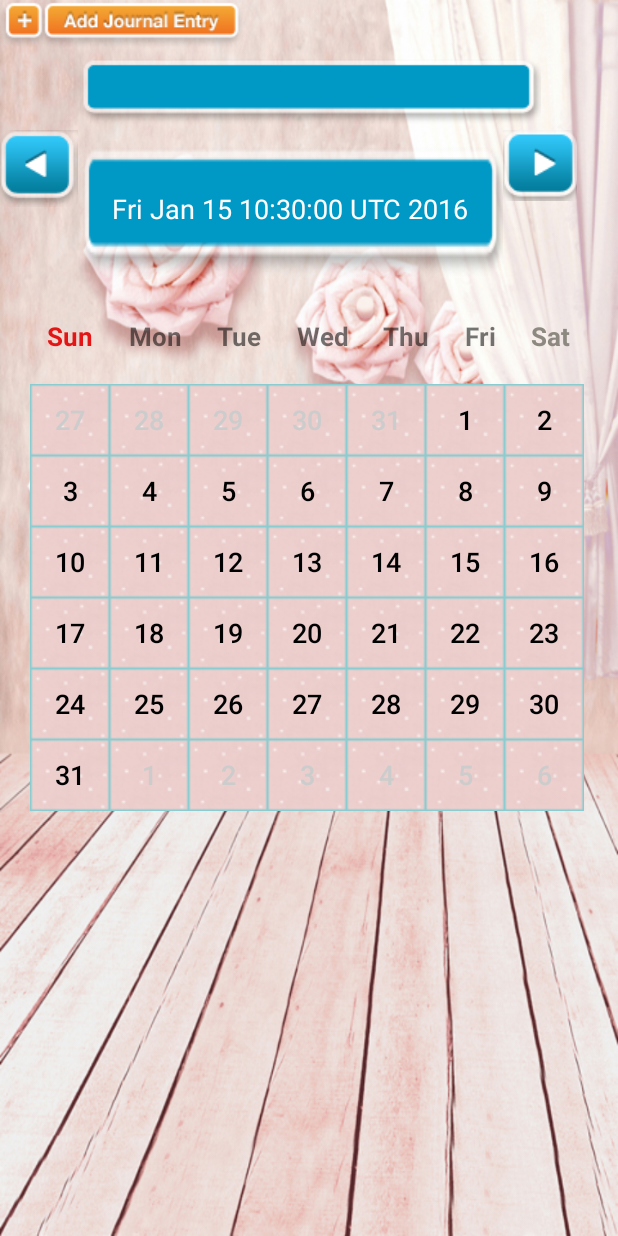
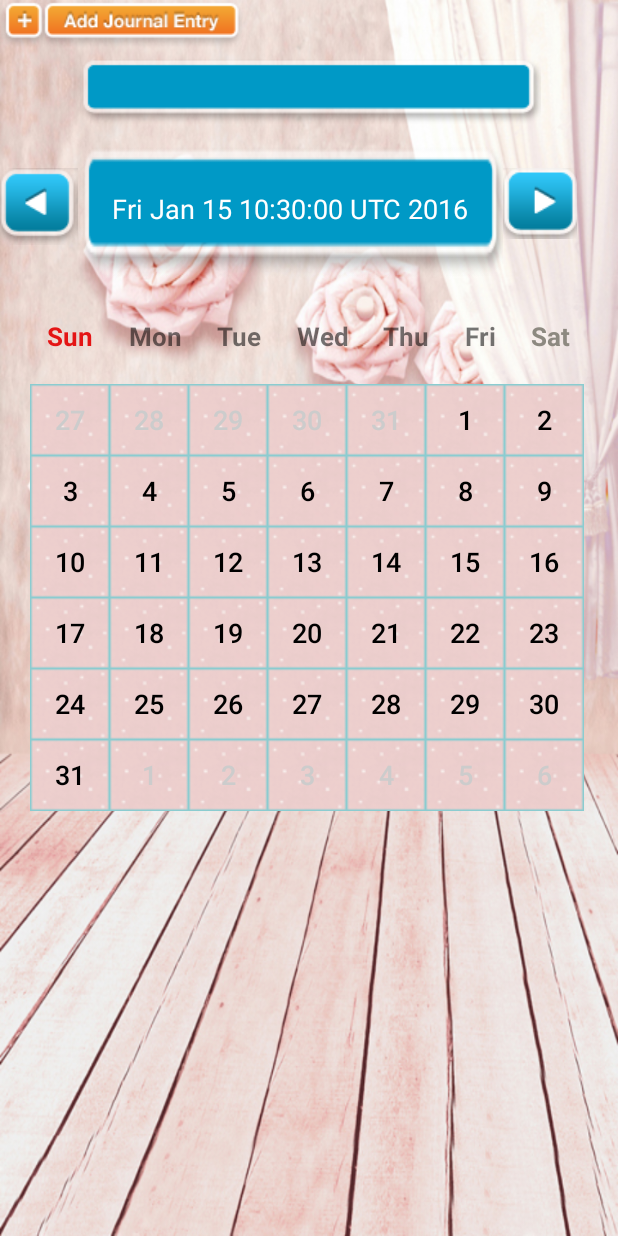
Before and after one commit to sirinrat-3010/Solendar_2, an Android app: the screen it shows after launch (MainActivity), on a phone screen of 412 x 824 dp. Run offline under Robolectric (Android 15) with nearby library versions, the light colour scheme and no system bars.

Commit message:
ก่อนลบเซริส

```diff
--- a/app/src/main/java/rtc/amornrat/sirinrat/solendar/MainActivity.java
+++ b/app/src/main/java/rtc/amornrat/sirinrat/solendar/MainActivity.java
@@ -5,6 +5,8 @@ import android.app.AlertDialog;
 import android.content.Context;
 import android.content.DialogInterface;
 import android.content.Intent;
+import android.database.Cursor;
+import android.database.sqlite.SQLiteDatabase;
 import android.graphics.Color;
 import android.os.Bundle;
 import android.util.Log;
@@ -60,6 +62,9 @@ public class MainActivity extends Activity implements OnClickListener {
         //Connected Database
         connectedDatabase();
 
+        //findDate Notification
+        findDateNotification();
+
 
 
         _calendar = Calendar.getInstance(Locale.getDefault());
@@ -85,6 +90,23 @@ public class MainActivity extends Activity implements OnClickListener {
         calendarView.setAdapter(adapter);
 
     }//Main Method
+
+    private void findDateNotification() {
+
+      //read all column Date
+        SQLiteDatabase objSqLiteDatabase = openOrCreateDatabase(MyOpenHelper.DATABASE_NAME,
+                MODE_PRIVATE, null);
+        Cursor objCursor = objSqLiteDatabase.rawQuery("SELECT * FROM todoTABLE", null);
+        String[] databaseDateStrings = new String[objCursor.getCount()];
+        objCursor.moveToFirst();
+        for (int i=0;i<objCursor.getCount();i++) {
+            databaseDateStrings[i] = objCursor.getString(objCursor.getColumnIndex(ManageTABLE.DATABASE_Date));
+            Log.d("Solendar", "Date[" + Integer.toString(i) + "] =" + databaseDateStrings[i]);
+            objCursor.moveToNext();
+
+        }//for
+        objCursor.close();
+    }//
 
     @Override
     protected void onRestart() {
@@ -280,6 +302,8 @@ public class MainActivity extends Activity implements OnClickListener {
 
             checkDatabase(date_month_year);
 
+
+
         }   // onClick
     }
 
--- a/app/src/main/java/rtc/amornrat/sirinrat/solendar/ManageTABLE.java
+++ b/app/src/main/java/rtc/amornrat/sirinrat/solendar/ManageTABLE.java
@@ -6,7 +6,7 @@ import android.database.Cursor;
 import android.database.sqlite.SQLiteDatabase;
 
 /**
- * Created by masterUNG on 1/14/16 AD.
+ * Created by sirinrat on 1/14/16 AD.
  */
 public class ManageTABLE {
 
--- a/app/src/main/res/layout/activity_main.xml
+++ b/app/src/main/res/layout/activity_main.xml
@@ -34,7 +34,8 @@
             android:id="@+id/prevMonth"
             android:src="@drawable/left_cal_button"
             android:layout_width="wrap_content"
-            android:layout_height="wrap_content">
+            android:layout_height="wrap_content"
+            android:layout_marginTop="25dp">
         </ImageView>
         <Button
             android:id="@+id/currentMonth"
@@ -48,7 +49,8 @@
             android:id="@+id/nextMonth"
             android:src="@drawable/right_cal_button"
             android:layout_width="wrap_content"
-            android:layout_height="wrap_content">
+            android:layout_height="wrap_content"
+            android:layout_marginTop="25dp">
         </ImageView>
 
     </LinearLayout>
```
